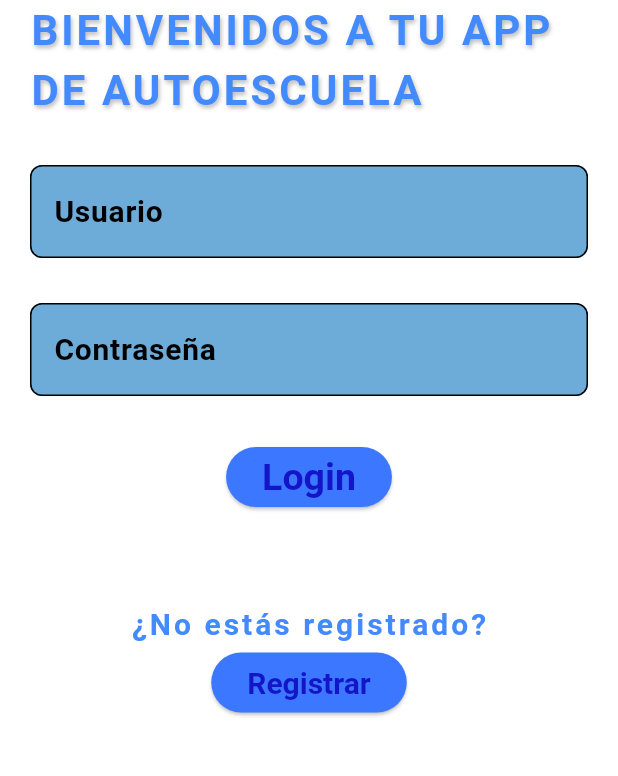
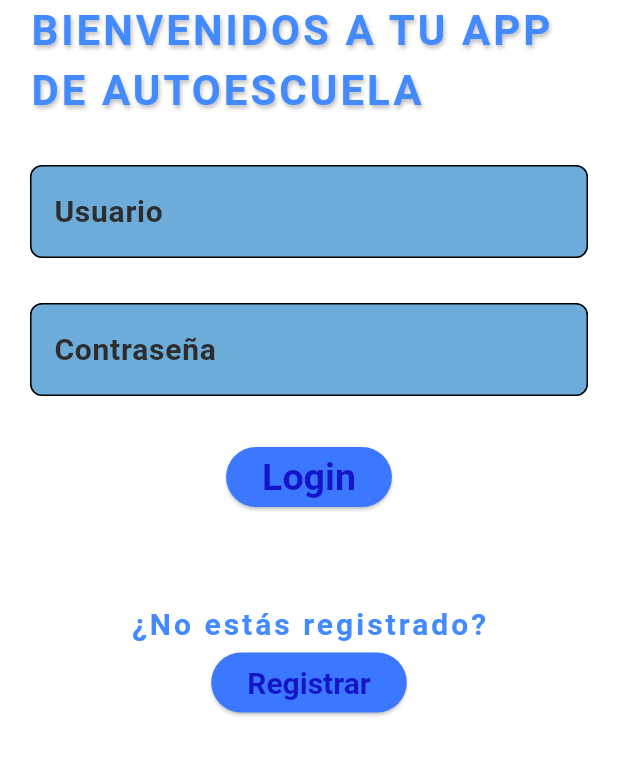
Before and after one commit to AChacon97/oposiciones, a Flutter app: the screen it shows after launch, after a tap on "login", on a phone screen of 412 x 824 dp, the part 264-1040 px from its top. Run offline on Flutter 3.47's test engine with Material 3 defaults, Android fonts, the light colour scheme and no system bars; our stand-ins replace firebase_core; accounts and stored records are empty; Roboto replaces fonts that are missing (Times New Roman).

Commit message:
mini actualización

```diff
--- a/appoposiciones/lib/theme.dart
+++ b/appoposiciones/lib/theme.dart
@@ -38,7 +38,7 @@ class AppTheme {
     hintStyle: const TextStyle(
       fontSize: 20.0,
       fontWeight: FontWeight.bold,
-      color: Color.fromARGB(255, 0, 0, 0), // Color del hint
+      color: Color.fromARGB(255, 45, 45, 45), // Color del hint
       fontFamily: fontFamily,
     ),
     fillColor: AppTheme.fondoCuadroTexto, // Color de fondo
```
Also changed, not shown: 1 other file.
